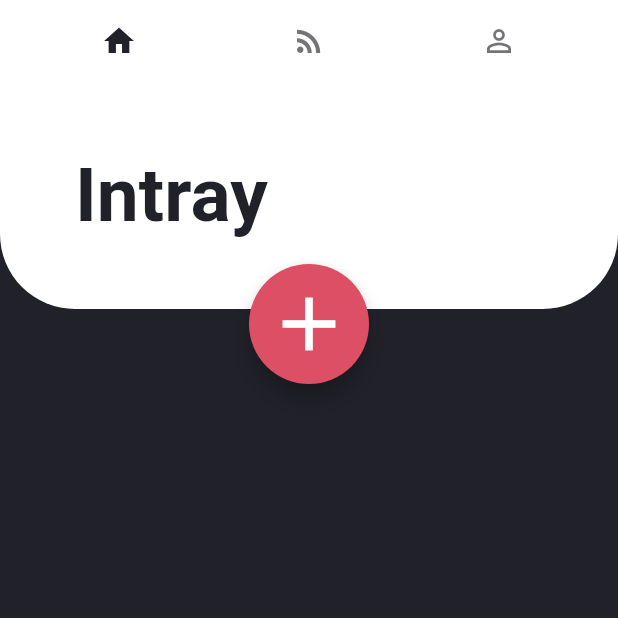
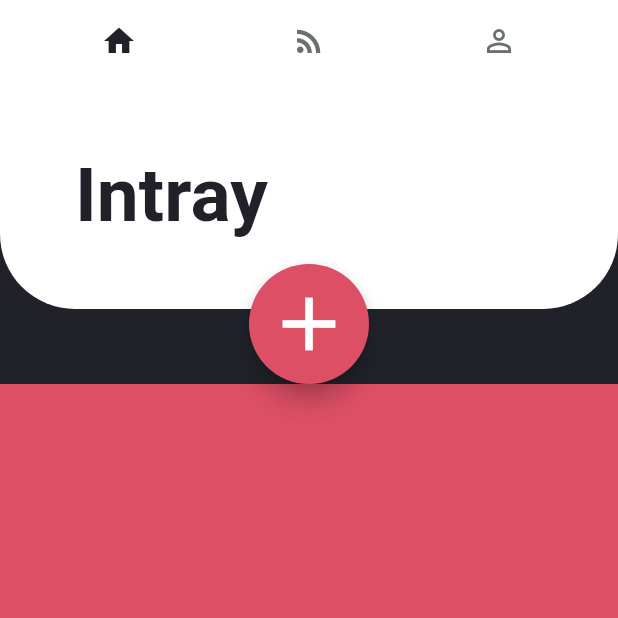
Before and after one commit to ilayda-the-Disc0Queen/todo_app, a Flutter app: the screen it shows after launch, on a phone screen of 412 x 824 dp, the top half of it. Run offline on Flutter 3.47's test engine with Material 2 defaults, Android fonts, the phone set to English and light mode, and no system bars; Roboto replaces fonts that are missing (Avenir).

Commit message:
Generate many task tiles

```diff
--- a/App/lib/UI/intray/intray_page.dart
+++ b/App/lib/UI/intray/intray_page.dart
@@ -0,0 +1,29 @@
+import 'package:flutter/material.dart';
+import 'package:todo_app/models/constants.dart';
+import 'package:todo_app/models/widgets/intray_todo.dart';
+
+class IntrayPage extends StatefulWidget {
+  @override
+  _IntrayPageState createState() => _IntrayPageState();
+}
+
+class _IntrayPageState extends State<IntrayPage> {
+  @override
+  Widget build(BuildContext context) {
+    return Container(
+      color: kDarkGreyColour,
+      child: ListView(
+        padding: EdgeInsets.only(top: 200),
+        children: getList(),
+      ),
+    );
+  }
+
+  List<Widget> getList() {
+    List<IntrayTodo> list = [];
+    for (int i = 0; i < 10; i++) {
+      list.add(IntrayTodo());
+    }
+    return list;
+  }
+}
--- a/App/lib/main.dart
+++ b/App/lib/main.dart
@@ -1,4 +1,5 @@
 import 'package:flutter/material.dart';
+import 'package:todo_app/UI/intray/intray_page.dart';
 import 'package:todo_app/models/constants.dart';
 
 void main() {
@@ -31,7 +32,7 @@ class _MyHomePageState extends State<MyHomePage> {
   @override
   Widget build(BuildContext context) {
     return MaterialApp(
-      color: Colors.pink,
+      // color: Colors.pink,
       home: SafeArea(
         child: DefaultTabController(
           length: 3,
@@ -39,9 +40,9 @@ class _MyHomePageState extends State<MyHomePage> {
             body: Stack(children: <Widget>[
               TabBarView(
                 children: [
+                  IntrayPage(),
+                  new Container(color: kLighterDarkGreyColour),
                   new Container(color: kDarkGreyColour),
-                  new Container(color: Colors.orange),
-                  new Container(color: Colors.lightGreen),
                 ],
               ),
               Container(
@@ -99,7 +100,7 @@ class _MyHomePageState extends State<MyHomePage> {
               ),
               backgroundColor: Colors.white,
             ),
-            backgroundColor: Colors.pink,
+            // backgroundColor: Colors.pink,
           ),
         ),
       ),
--- a/App/lib/models/constants.dart
+++ b/App/lib/models/constants.dart
@@ -2,7 +2,7 @@ import 'package:flutter/material.dart';
 
 Color kRedColour = Color(0xFFDC4F64);
 Color kDarkGreyColour = Color(0xFF212129);
-Color kLighterDarkGreyColour = Color(0xA1212129);
+Color kLighterDarkGreyColour = Color(0xFF6A6F71);
 double kPlusButtonHeight = 80.0;
 
 TextStyle kIntrayTextStyle = TextStyle(
--- a/App/lib/models/widgets/intray_todo.dart
+++ b/App/lib/models/widgets/intray_todo.dart
@@ -0,0 +1,12 @@
+import 'package:flutter/material.dart';
+import 'package:todo_app/models/constants.dart';
+
+class IntrayTodo extends StatelessWidget {
+  @override
+  Widget build(BuildContext context) {
+    return Container(
+      height: 100,
+      color: kRedColour,
+    );
+  }
+}
```
